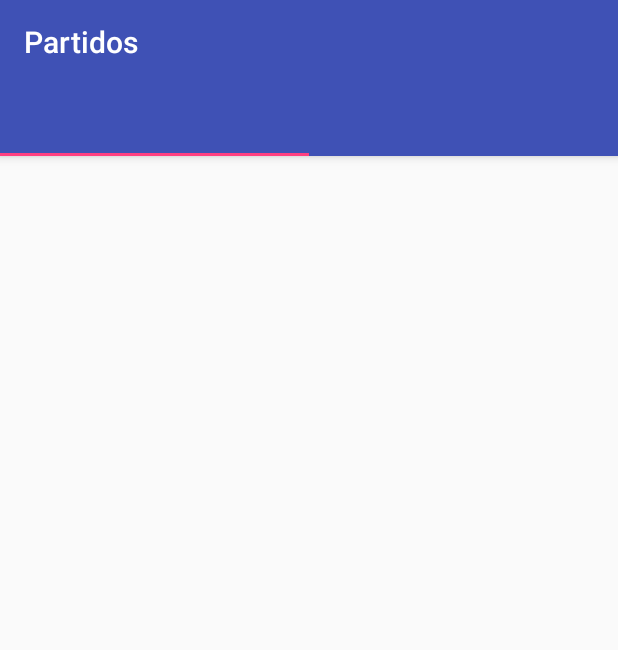
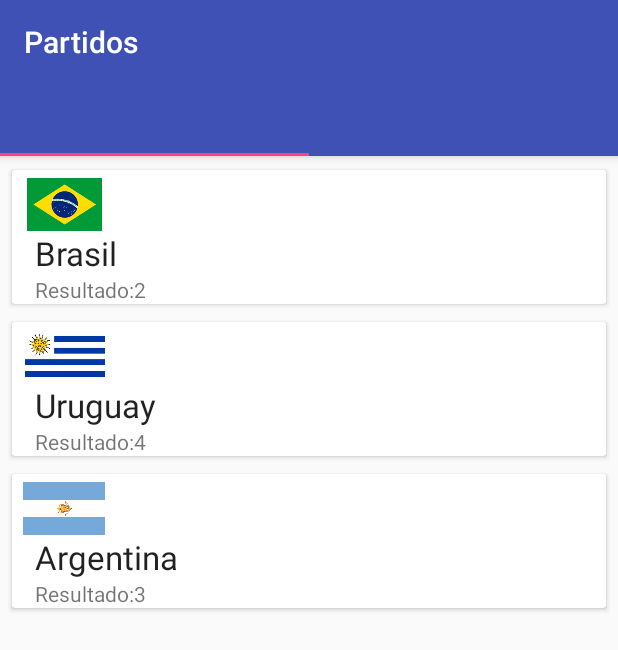
Before and after one commit to nibit1990/Partidos, an Android app: the screen it shows after launch (MainActivity), on a phone screen of 412 x 824 dp. Shown: the top 650 px of the screen. Run offline under Robolectric (Android 15) with nearby library versions, the phone set to English and light mode, and no system bars.

Commit message:
version con 2 fragments y tab layout ok

```diff
--- a/app/src/main/java/com/example/usuario/partidos/MainActivity.java
+++ b/app/src/main/java/com/example/usuario/partidos/MainActivity.java
@@ -12,6 +12,7 @@ import android.support.v7.widget.Toolbar;
 import com.example.usuario.partidos.adapter.EquipoAdapter;
 import com.example.usuario.partidos.adapter.PageAdapter;
 import com.example.usuario.partidos.fragment.MainActivityFragment;
+import com.example.usuario.partidos.fragment.SegundoFragment;
 import com.example.usuario.partidos.pojo.Equipo;
 
 import java.util.ArrayList;
@@ -26,15 +27,7 @@ public class MainActivity extends AppCompatActivity {
     private TabLayout tabLayout;
 
 
-    /*
-Declarar instancias globales
-*/
-    private RecyclerView recycler;
-    private RecyclerView.Adapter adapter;
-    private RecyclerView.LayoutManager lManager;
 
-    // Inicializar array con equipos y sus datos
-    List items = new ArrayList();
 
     ViewPager pager = null;
 
@@ -49,7 +42,7 @@ Declarar instancias globales
         setContentView(R.layout.activity_main);
 
 
-        inicializarDatos();
+
 
 
 
@@ -70,9 +63,9 @@ Declarar instancias globales
         // Create an adapter with the fragments we show on the ViewPager
         PageAdapter adapter = new PageAdapter(getSupportFragmentManager());
 
-        adapter.addFragment(MainActivityFragment.newInstance(getResources().getColor(R.color.Blanco), 0));
+        adapter.addFragment(MainActivityFragment.newInstance(0));
+        adapter.addFragment(SegundoFragment.newInstance(1));
 
-        adapter.addFragment(MainActivityFragment.newInstance(getResources().getColor(R.color.Blanco), 1));
 
         this.pager.setAdapter(adapter);
 
@@ -80,21 +73,7 @@ Declarar instancias globales
 
 
 
-/*
-        // Obtener el Recycler
-        recycler = (RecyclerView) findViewById(R.id.reciclador);
-        recycler.setHasFixedSize(true);
 
-// Usar un administrador para LinearLayout
-        lManager = new LinearLayoutManager(this);
-        recycler.setLayoutManager(lManager);
-
-// Crear un nuevo adaptador
-        adapter = new EquipoAdapter(items);
-        recycler.setAdapter(adapter);
-
-
-*/
 
 
 
@@ -128,13 +107,6 @@ Declarar instancias globales
     }
 
 
-    private void inicializarDatos() {
-
-
-        items.add(new Equipo(R.drawable.bandera_brasil, "Brasil", 2));
-        items.add(new Equipo(R.drawable.bandera_uruguay, "Uruguay", 4));
-        items.add(new Equipo(R.drawable.bandera_argentina, "Argentina", 3));
-    }
 
 
 }
--- a/app/src/main/java/com/example/usuario/partidos/fragment/MainActivityFragment.java
+++ b/app/src/main/java/com/example/usuario/partidos/fragment/MainActivityFragment.java
@@ -13,6 +13,7 @@ import android.widget.TextView;
 
 import com.example.usuario.partidos.R;
 import com.example.usuario.partidos.adapter.EquipoAdapter;
+import com.example.usuario.partidos.pojo.Equipo;
 
 import java.util.ArrayList;
 import java.util.List;
@@ -23,19 +24,22 @@ import java.util.List;
 
 public class MainActivityFragment extends Fragment {
 
-
-
-    private static final String BACKGROUND_COLOR = "color";
-
-
-    private static final String INDEX = "index";
-
-    private int color;
-    private int index;
+    /*
+Declarar instancias globales
+*/
+    private RecyclerView recycler;
+    private RecyclerView.Adapter adapter;
+    private RecyclerView.LayoutManager lManager;
 
 
 
-    public static MainActivityFragment newInstance(int color, int index) {
+
+    // Inicializar array con equipos y sus datos
+    List items = new ArrayList();
+
+
+
+    public static MainActivityFragment newInstance( int index) {
 
         // Instantiate a new fragment
         MainActivityFragment fragment = new MainActivityFragment();
@@ -52,7 +56,6 @@ public class MainActivityFragment extends Fragment {
 
 
 
-
     }
 
 
@@ -63,9 +66,36 @@ public class MainActivityFragment extends Fragment {
     View v = inflater.inflate(R.layout.fragment_activity_main, container, false);
 
 
+        // Obtener el Recycler
+        recycler = (RecyclerView) v.findViewById(R.id.reciclador);
+        recycler.setHasFixedSize(true);
+
+// Usar un administrador para LinearLayout
+        lManager = new LinearLayoutManager(getActivity());
+        recycler.setLayoutManager(lManager);
+
+// Crear un nuevo adaptador
+        adapter = new EquipoAdapter(items);
+        recycler.setAdapter(adapter);
+
+
+        inicializarDatos();
+
+
 
         return v;
 
 
     }
+
+
+
+    private void inicializarDatos() {
+
+
+        items.add(new Equipo(R.drawable.bandera_brasil, "Brasil", 2));
+        items.add(new Equipo(R.drawable.bandera_uruguay, "Uruguay", 4));
+        items.add(new Equipo(R.drawable.bandera_argentina, "Argentina", 3));
+    }
+
 }
--- /dev/null
+++ b/app/src/main/java/com/example/usuario/partidos/fragment/SegundoFragment.java
@@ -0,0 +1,70 @@
+package com.example.usuario.partidos.fragment;
+
+import android.os.Bundle;
+import android.support.annotation.Nullable;
+import android.support.v4.app.Fragment;
+import android.support.v7.widget.LinearLayoutManager;
+import android.support.v7.widget.RecyclerView;
+import android.view.LayoutInflater;
+import android.view.View;
+import android.view.ViewGroup;
+
+import com.example.usuario.partidos.R;
+import com.example.usuario.partidos.adapter.EquipoAdapter;
+import com.example.usuario.partidos.pojo.Equipo;
+
+import java.util.ArrayList;
+import java.util.List;
+
+/**
+ * Created by Usuario on 28/11/2016.
+ */
+
+public class SegundoFragment extends Fragment {
+
+
+
+
+
+
+
+    public static SegundoFragment newInstance( int index) {
+
+        // Instantiate a new fragment
+        SegundoFragment fragment = new SegundoFragment();
+
+
+
+        return fragment;
+
+    }
+
+    @Override
+    public void onCreate(Bundle savedInstanceState) {
+        super.onActivityCreated(savedInstanceState);
+
+
+
+    }
+
+
+    @Nullable
+    @Override
+    public View onCreateView(LayoutInflater inflater, @Nullable ViewGroup container, @Nullable Bundle savedInstanceState) {
+        //return super.onCreateView(inflater, container, savedInstanceState);
+        View v = inflater.inflate(R.layout.fragment_segundo, container, false);
+
+
+
+
+
+
+        return v;
+
+
+    }
+
+
+
+
+}
--- a/app/src/main/res/layout/fragment_activity_main.xml
+++ b/app/src/main/res/layout/fragment_activity_main.xml
@@ -7,14 +7,7 @@
 
 
 
-   <TextView
-       android:id="@+id/tvIndex"
-       android:layout_width="match_parent"
-       android:layout_height="match_parent"
-       android:gravity="center"
 
-       android:textIsSelectable="false"
-       android:textSize="75sp" />
 
    <android.support.v7.widget.RecyclerView
        xmlns:android="http://schemas.android.com/apk/res/android"
--- /dev/null
+++ b/app/src/main/res/layout/fragment_segundo.xml
@@ -0,0 +1,11 @@
+<?xml version="1.0" encoding="utf-8"?>
+<LinearLayout xmlns:android="http://schemas.android.com/apk/res/android"
+    android:orientation="vertical" android:layout_width="match_parent"
+    android:layout_height="match_parent">
+
+    <TextView
+        android:layout_width="wrap_content"
+        android:layout_height="wrap_content"
+        android:text="Hola"/>
+
+</LinearLayout>
```
